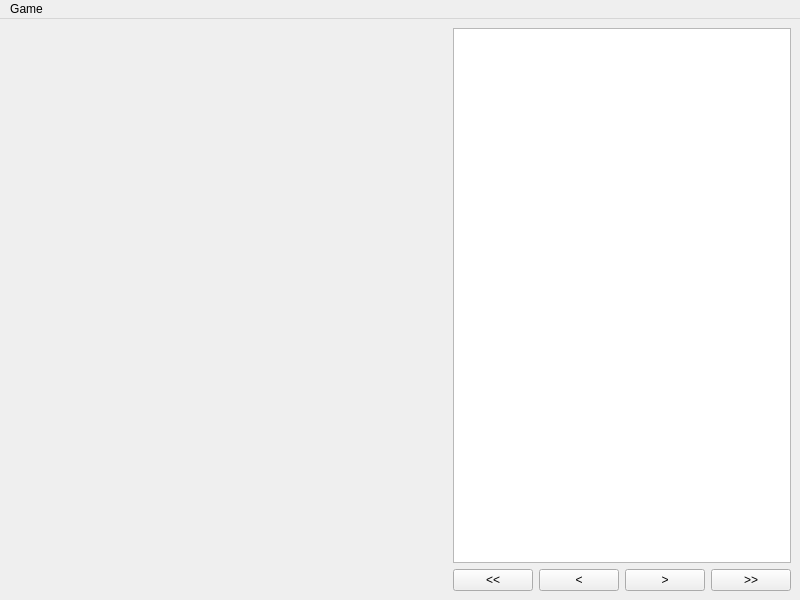
Before: the Qt Designer form chessgui.ui in xnscdev/chessgui, drawn with Qt 5.
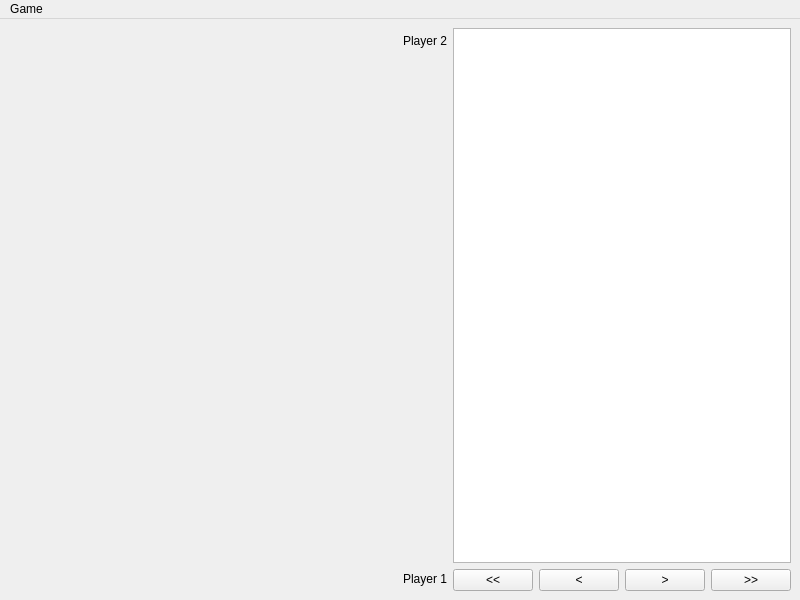
After: the same form once the commit is applied. Custom widgets are drawn as their Qt base class.

```diff
--- a/chessgui.ui
+++ b/chessgui.ui
@@ -20,9 +20,64 @@
    <string>Chess GUI</string>
   </property>
   <widget class="QWidget" name="centralwidget">
-   <layout class="QHBoxLayout" name="horizontalLayout" stretch="3,0">
+   <layout class="QHBoxLayout" name="horizontalLayout" stretch="2,1">
     <item>
-     <widget class="BoardWidget" name="boardWidget" native="true"/>
+     <layout class="QVBoxLayout" name="verticalLayout" stretch="1,20,1">
+      <item>
+       <layout class="QHBoxLayout" name="horizontalLayout_4">
+        <item>
+         <spacer name="horizontalSpacer_2">
+          <property name="orientation">
+           <enum>Qt::Horizontal</enum>
+          </property>
+          <property name="sizeHint" stdset="0">
+           <size>
+            <width>40</width>
+            <height>20</height>
+           </size>
+          </property>
+         </spacer>
+        </item>
+        <item>
+         <widget class="QLabel" name="opponentLabel">
+          <property name="text">
+           <string>Player 2</string>
+          </property>
+         </widget>
+        </item>
+       </layout>
+      </item>
+      <item>
+       <widget class="BoardWidget" name="boardWidget" native="true"/>
+      </item>
+      <item>
+       <layout class="QHBoxLayout" name="horizontalLayout_3">
+        <property name="sizeConstraint">
+         <enum>QLayout::SetNoConstraint</enum>
+        </property>
+        <item>
+         <spacer name="horizontalSpacer">
+          <property name="orientation">
+           <enum>Qt::Horizontal</enum>
+          </property>
+          <property name="sizeHint" stdset="0">
+           <size>
+            <width>40</width>
+            <height>20</height>
+           </size>
+          </property>
+         </spacer>
+        </item>
+        <item>
+         <widget class="QLabel" name="playerLabel">
+          <property name="text">
+           <string>Player 1</string>
+          </property>
+         </widget>
+        </item>
+       </layout>
+      </item>
+     </layout>
     </item>
     <item>
      <layout class="QVBoxLayout" name="rightPanel">
```
